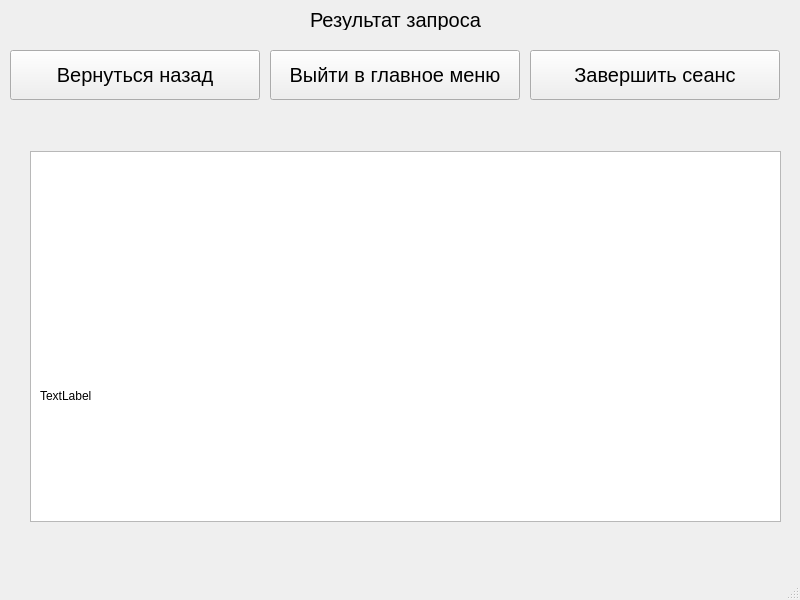
Above: Database_shcedule/schedule_shower.ui from paknikolay/DBProject before the change. Below: the same form after it.
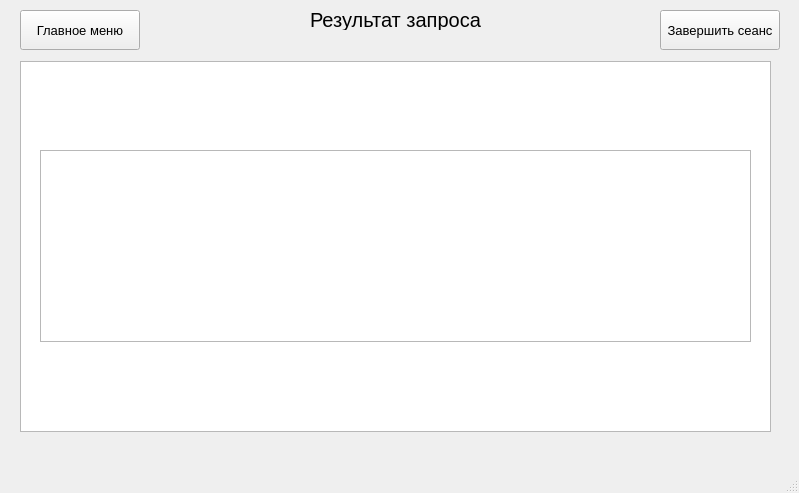
That is the form after the change.

What changed in the file:
```diff
--- a/Database_shcedule/schedule_shower.ui
+++ b/Database_shcedule/schedule_shower.ui
@@ -6,8 +6,8 @@
    <rect>
     <x>0</x>
     <y>0</y>
-    <width>800</width>
-    <height>600</height>
+    <width>799</width>
+    <height>493</height>
    </rect>
   </property>
   <property name="windowTitle">
@@ -17,61 +17,43 @@
    <widget class="QTableWidget" name="tableWidget">
     <property name="geometry">
      <rect>
-      <x>30</x>
-      <y>151</y>
+      <x>20</x>
+      <y>61</y>
       <width>751</width>
       <height>371</height>
      </rect>
     </property>
    </widget>
-   <widget class="QPushButton" name="pushButton">
-    <property name="geometry">
-     <rect>
-      <x>10</x>
-      <y>50</y>
-      <width>250</width>
-      <height>50</height>
-     </rect>
-    </property>
-    <property name="font">
-     <font>
-      <pointsize>15</pointsize>
-     </font>
-    </property>
-    <property name="text">
-     <string>Вернуться назад</string>
-    </property>
-   </widget>
    <widget class="QPushButton" name="pushButton_2">
     <property name="geometry">
      <rect>
-      <x>270</x>
-      <y>50</y>
-      <width>250</width>
-      <height>50</height>
+      <x>20</x>
+      <y>10</y>
+      <width>120</width>
+      <height>40</height>
      </rect>
     </property>
     <property name="font">
      <font>
-      <pointsize>15</pointsize>
+      <pointsize>10</pointsize>
      </font>
     </property>
     <property name="text">
-     <string>Выйти в главное меню</string>
+     <string>Главное меню</string>
     </property>
    </widget>
    <widget class="QPushButton" name="pushButton_3">
     <property name="geometry">
      <rect>
-      <x>530</x>
-      <y>50</y>
-      <width>250</width>
-      <height>50</height>
+      <x>660</x>
+      <y>10</y>
+      <width>120</width>
+      <height>40</height>
      </rect>
     </property>
     <property name="font">
      <font>
-      <pointsize>15</pointsize>
+      <pointsize>10</pointsize>
      </font>
     </property>
     <property name="text">
@@ -96,18 +78,15 @@
      <string>Результат запроса</string>
     </property>
    </widget>
-   <widget class="QLabel" name="label_2">
+   <widget class="QTextBrowser" name="textBrowser">
     <property name="geometry">
      <rect>
       <x>40</x>
-      <y>270</y>
-      <width>731</width>
-      <height>251</height>
+      <y>150</y>
+      <width>711</width>
+      <height>192</height>
      </rect>
     </property>
-    <property name="text">
-     <string>TextLabel</string>
-    </property>
    </widget>
   </widget>
   <widget class="QMenuBar" name="menubar">
```
Left out of the diff: 4 changed lines with no effect on the pictures.
